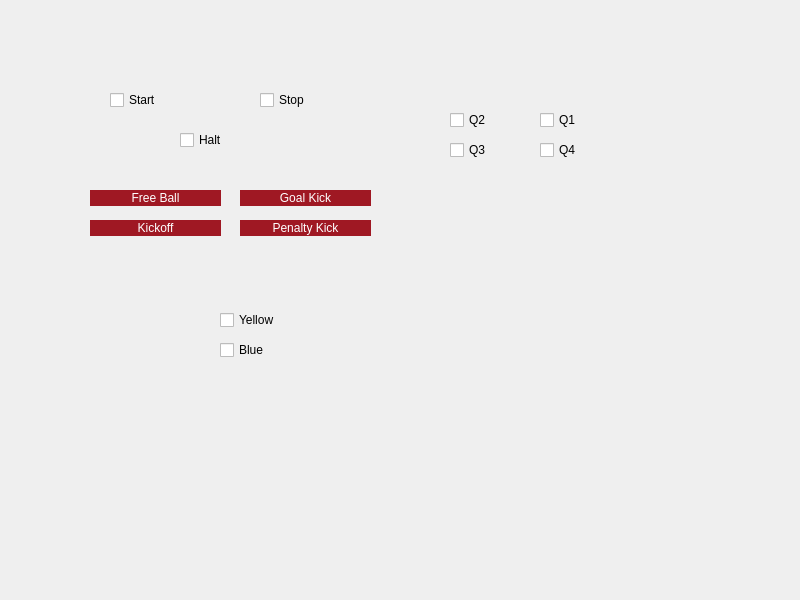
Old version of the form reddragons/interface/ui_files/juiz.ui in the repository Red-Dragons-UFSCar/red-visao.
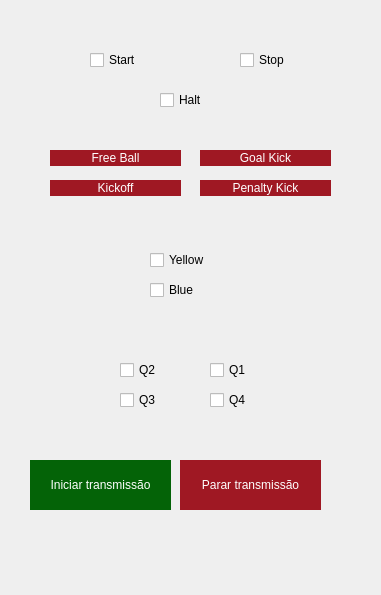
New version of the form.

Commit message: Teste de solução do protobuff no juiz

Patch:
```diff
--- a/reddragons/interface/ui_files/juiz.ui
+++ b/reddragons/interface/ui_files/juiz.ui
@@ -6,8 +6,8 @@
    <rect>
     <x>0</x>
     <y>0</y>
-    <width>800</width>
-    <height>600</height>
+    <width>381</width>
+    <height>595</height>
    </rect>
   </property>
   <property name="windowTitle">
@@ -17,8 +17,8 @@
    <widget class="QCheckBox" name="QT_btStart">
     <property name="geometry">
      <rect>
-      <x>110</x>
-      <y>90</y>
+      <x>90</x>
+      <y>50</y>
       <width>81</width>
       <height>20</height>
      </rect>
@@ -30,8 +30,8 @@
    <widget class="QCheckBox" name="QT_btQ1">
     <property name="geometry">
      <rect>
-      <x>540</x>
-      <y>110</y>
+      <x>210</x>
+      <y>360</y>
       <width>81</width>
       <height>20</height>
      </rect>
@@ -43,8 +43,8 @@
    <widget class="QCheckBox" name="QT_btQ2">
     <property name="geometry">
      <rect>
-      <x>450</x>
-      <y>110</y>
+      <x>120</x>
+      <y>360</y>
       <width>81</width>
       <height>20</height>
      </rect>
@@ -56,8 +56,8 @@
    <widget class="QPushButton" name="QT_btKickOff">
     <property name="geometry">
      <rect>
-      <x>90</x>
-      <y>220</y>
+      <x>50</x>
+      <y>180</y>
       <width>131</width>
       <height>16</height>
      </rect>
@@ -81,8 +81,8 @@
    <widget class="QCheckBox" name="QT_btBlue">
     <property name="geometry">
      <rect>
-      <x>220</x>
-      <y>340</y>
+      <x>150</x>
+      <y>280</y>
       <width>81</width>
       <height>20</height>
      </rect>
@@ -94,8 +94,8 @@
    <widget class="QPushButton" name="QT_btFreeBall">
     <property name="geometry">
      <rect>
-      <x>90</x>
-      <y>190</y>
+      <x>50</x>
+      <y>150</y>
       <width>131</width>
       <height>16</height>
      </rect>
@@ -119,8 +119,8 @@
    <widget class="QPushButton" name="QT_btGoalKick">
     <property name="geometry">
      <rect>
-      <x>240</x>
-      <y>190</y>
+      <x>200</x>
+      <y>150</y>
       <width>131</width>
       <height>16</height>
      </rect>
@@ -144,8 +144,8 @@
    <widget class="QPushButton" name="QT_btPenaltyKick">
     <property name="geometry">
      <rect>
-      <x>240</x>
-      <y>220</y>
+      <x>200</x>
+      <y>180</y>
       <width>131</width>
       <height>16</height>
      </rect>
@@ -169,8 +169,8 @@
    <widget class="QCheckBox" name="QT_btQ4">
     <property name="geometry">
      <rect>
-      <x>540</x>
-      <y>140</y>
+      <x>210</x>
+      <y>390</y>
       <width>81</width>
       <height>20</height>
      </rect>
@@ -182,8 +182,8 @@
    <widget class="QCheckBox" name="QT_btYellow">
     <property name="geometry">
      <rect>
-      <x>220</x>
-      <y>310</y>
+      <x>150</x>
+      <y>250</y>
       <width>81</width>
       <height>20</height>
      </rect>
@@ -195,8 +195,8 @@
    <widget class="QCheckBox" name="QT_btStop">
     <property name="geometry">
      <rect>
-      <x>260</x>
-      <y>90</y>
+      <x>240</x>
+      <y>50</y>
       <width>81</width>
       <height>20</height>
      </rect>
@@ -208,8 +208,8 @@
    <widget class="QCheckBox" name="QT_btHalt">
     <property name="geometry">
      <rect>
-      <x>180</x>
-      <y>130</y>
+      <x>160</x>
+      <y>90</y>
       <width>81</width>
       <height>20</height>
      </rect>
@@ -221,8 +221,8 @@
    <widget class="QCheckBox" name="QT_btQ3">
     <property name="geometry">
      <rect>
-      <x>450</x>
-      <y>140</y>
+      <x>120</x>
+      <y>390</y>
       <width>81</width>
       <height>20</height>
      </rect>
@@ -231,6 +231,400 @@
      <string>Q3</string>
     </property>
    </widget>
+   <widget class="QPushButton" name="btPararTransmissao">
+    <property name="geometry">
+     <rect>
+      <x>180</x>
+      <y>460</y>
+      <width>141</width>
+      <height>50</height>
+     </rect>
+    </property>
+    <property name="palette">
+     <palette>
+      <active>
+       <colorrole role="WindowText">
+        <brush brushstyle="SolidPattern">
+         <color alpha="255">
+          <red>255</red>
+          <green>255</green>
+          <blue>255</blue>
+         </color>
+        </brush>
+       </colorrole>
+       <colorrole role="Button">
+        <brush brushstyle="SolidPattern">
+         <color alpha="255">
+          <red>159</red>
+          <green>24</green>
+          <blue>35</blue>
+         </color>
+        </brush>
+       </colorrole>
+       <colorrole role="Text">
+        <brush brushstyle="SolidPattern">
+         <color alpha="255">
+          <red>255</red>
+          <green>255</green>
+          <blue>255</blue>
+         </color>
+        </brush>
+       </colorrole>
+       <colorrole role="ButtonText">
+        <brush brushstyle="SolidPattern">
+         <color alpha="255">
+          <red>255</red>
+          <green>255</green>
+          <blue>255</blue>
+         </color>
+        </brush>
+       </colorrole>
+       <colorrole role="Base">
+        <brush brushstyle="SolidPattern">
+         <color alpha="255">
+          <red>159</red>
+          <green>24</green>
+          <blue>35</blue>
+         </color>
+        </brush>
+       </colorrole>
+       <colorrole role="Window">
+        <brush brushstyle="SolidPattern">
+         <color alpha="255">
+          <red>159</red>
+          <green>24</green>
+          <blue>35</blue>
+         </color>
+        </brush>
+       </colorrole>
+      </active>
+      <inactive>
+       <colorrole role="WindowText">
+        <brush brushstyle="SolidPattern">
+         <color alpha="255">
+          <red>255</red>
+          <green>255</green>
+          <blue>255</blue>
+         </color>
+        </brush>
+       </colorrole>
+       <colorrole role="Button">
+        <brush brushstyle="SolidPattern">
+         <color alpha="255">
+          <red>159</red>
+          <green>24</green>
+          <blue>35</blue>
+         </color>
+        </brush>
+       </colorrole>
+       <colorrole role="Text">
+        <brush brushstyle="SolidPattern">
+         <color alpha="255">
+          <red>255</red>
+          <green>255</green>
+          <blue>255</blue>
+         </color>
+        </brush>
+       </colorrole>
+       <colorrole role="ButtonText">
+        <brush brushstyle="SolidPattern">
+         <color alpha="255">
+          <red>255</red>
+          <green>255</green>
+          <blue>255</blue>
+         </color>
+        </brush>
+       </colorrole>
+       <colorrole role="Base">
+        <brush brushstyle="SolidPattern">
+         <color alpha="255">
+          <red>159</red>
+          <green>24</green>
+          <blue>35</blue>
+         </color>
+        </brush>
+       </colorrole>
+       <colorrole role="Window">
+        <brush brushstyle="SolidPattern">
+         <color alpha="255">
+          <red>159</red>
+          <green>24</green>
+          <blue>35</blue>
+         </color>
+        </brush>
+       </colorrole>
+      </inactive>
+      <disabled>
+       <colorrole role="WindowText">
+        <brush brushstyle="SolidPattern">
+         <color alpha="255">
+          <red>255</red>
+          <green>255</green>
+          <blue>255</blue>
+         </color>
+        </brush>
+       </colorrole>
+       <colorrole role="Button">
+        <brush brushstyle="SolidPattern">
+         <color alpha="255">
+          <red>159</red>
+          <green>24</green>
+          <blue>35</blue>
+         </color>
+        </brush>
+       </colorrole>
+       <colorrole role="Text">
+        <brush brushstyle="SolidPattern">
+         <color alpha="255">
+          <red>255</red>
+          <green>255</green>
+          <blue>255</blue>
+         </color>
+        </brush>
+       </colorrole>
+       <colorrole role="ButtonText">
+        <brush brushstyle="SolidPattern">
+         <color alpha="255">
+          <red>255</red>
+          <green>255</green>
+          <blue>255</blue>
+         </color>
+        </brush>
+       </colorrole>
+       <colorrole role="Base">
+        <brush brushstyle="SolidPattern">
+         <color alpha="255">
+          <red>159</red>
+          <green>24</green>
+          <blue>35</blue>
+         </color>
+        </brush>
+       </colorrole>
+       <colorrole role="Window">
+        <brush brushstyle="SolidPattern">
+         <color alpha="255">
+          <red>159</red>
+          <green>24</green>
+          <blue>35</blue>
+         </color>
+        </brush>
+       </colorrole>
+      </disabled>
+     </palette>
+    </property>
+    <property name="styleSheet">
+     <string notr="true">QPushButton{
+	color: rgb(255, 255, 255);
+	background-color: #9F1823;
+	border-radius:0px;
+}
+QPushButton:hover{
+	color: rgb(255, 255, 255);
+	background-color: #ff0000;
+	border-radius:0px;
+}</string>
+    </property>
+    <property name="text">
+     <string>Parar transmissão</string>
+    </property>
+   </widget>
+   <widget class="QPushButton" name="btJogar">
+    <property name="geometry">
+     <rect>
+      <x>30</x>
+      <y>460</y>
+      <width>141</width>
+      <height>50</height>
+     </rect>
+    </property>
+    <property name="palette">
+     <palette>
+      <active>
+       <colorrole role="WindowText">
+        <brush brushstyle="SolidPattern">
+         <color alpha="255">
+          <red>255</red>
+          <green>255</green>
+          <blue>255</blue>
+         </color>
+        </brush>
+       </colorrole>
+       <colorrole role="Button">
+        <brush brushstyle="SolidPattern">
+         <color alpha="255">
+          <red>4</red>
+          <green>99</green>
+          <blue>7</blue>
+         </color>
+        </brush>
+       </colorrole>
+       <colorrole role="Text">
+        <brush brushstyle="SolidPattern">
+         <color alpha="255">
+          <red>255</red>
+          <green>255</green>
+          <blue>255</blue>
+         </color>
+        </brush>
+       </colorrole>
+       <colorrole role="ButtonText">
+        <brush brushstyle="SolidPattern">
+         <color alpha="255">
+          <red>255</red>
+          <green>255</green>
+          <blue>255</blue>
+         </color>
+        </brush>
+       </colorrole>
+       <colorrole role="Base">
+        <brush brushstyle="SolidPattern">
+         <color alpha="255">
+          <red>4</red>
+          <green>99</green>
+          <blue>7</blue>
+         </color>
+        </brush>
+       </colorrole>
+       <colorrole role="Window">
+        <brush brushstyle="SolidPattern">
+         <color alpha="255">
+          <red>4</red>
+          <green>99</green>
+          <blue>7</blue>
+         </color>
+        </brush>
+       </colorrole>
+      </active>
+      <inactive>
+       <colorrole role="WindowText">
+        <brush brushstyle="SolidPattern">
+         <color alpha="255">
+          <red>255</red>
+          <green>255</green>
+          <blue>255</blue>
+         </color>
+        </brush>
+       </colorrole>
+       <colorrole role="Button">
+        <brush brushstyle="SolidPattern">
+         <color alpha="255">
+          <red>4</red>
+          <green>99</green>
+          <blue>7</blue>
+         </color>
+        </brush>
+       </colorrole>
+       <colorrole role="Text">
+        <brush brushstyle="SolidPattern">
+         <color alpha="255">
+          <red>255</red>
+          <green>255</green>
+          <blue>255</blue>
+         </color>
+        </brush>
+       </colorrole>
+       <colorrole role="ButtonText">
+        <brush brushstyle="SolidPattern">
+         <color alpha="255">
+          <red>255</red>
+          <green>255</green>
+          <blue>255</blue>
+         </color>
+        </brush>
+       </colorrole>
+       <colorrole role="Base">
+        <brush brushstyle="SolidPattern">
+         <color alpha="255">
+          <red>4</red>
+          <green>99</green>
+          <blue>7</blue>
+         </color>
+        </brush>
+       </colorrole>
+       <colorrole role="Window">
+        <brush brushstyle="SolidPattern">
+         <color alpha="255">
+          <red>4</red>
+          <green>99</green>
+          <blue>7</blue>
+         </color>
+        </brush>
+       </colorrole>
+      </inactive>
+      <disabled>
+       <colorrole role="WindowText">
+        <brush brushstyle="SolidPattern">
+         <color alpha="255">
+          <red>255</red>
+          <green>255</green>
+          <blue>255</blue>
+         </color>
+        </brush>
+       </colorrole>
+       <colorrole role="Button">
+        <brush brushstyle="SolidPattern">
+         <color alpha="255">
+          <red>4</red>
+          <green>99</green>
+          <blue>7</blue>
+         </color>
+        </brush>
+       </colorrole>
+       <colorrole role="Text">
+        <brush brushstyle="SolidPattern">
+         <color alpha="255">
+          <red>255</red>
+          <green>255</green>
+          <blue>255</blue>
+         </color>
+        </brush>
+       </colorrole>
+       <colorrole role="ButtonText">
+        <brush brushstyle="SolidPattern">
+         <color alpha="255">
+          <red>255</red>
+          <green>255</green>
+          <blue>255</blue>
+         </color>
+        </brush>
+       </colorrole>
+       <colorrole role="Base">
+        <brush brushstyle="SolidPattern">
+         <color alpha="255">
+          <red>4</red>
+          <green>99</green>
+          <blue>7</blue>
+         </color>
+        </brush>
+       </colorrole>
+       <colorrole role="Window">
+        <brush brushstyle="SolidPattern">
+         <color alpha="255">
+          <red>4</red>
+          <green>99</green>
+          <blue>7</blue>
+         </color>
+        </brush>
+       </colorrole>
+      </disabled>
+     </palette>
+    </property>
+    <property name="styleSheet">
+     <string notr="true">QPushButton{
+	color: rgb(255, 255, 255);
+	background-color: #046307;
+	border-radius:0px;
+}
+QPushButton:hover{
+	color: rgb(255, 255, 255);
+	background-color: #41a317;
+	border-radius:0px;
+}</string>
+    </property>
+    <property name="text">
+     <string>Iniciar transmissão</string>
+    </property>
+   </widget>
   </widget>
  </widget>
  <resources/>
```
The commit also changes 2 other files.
